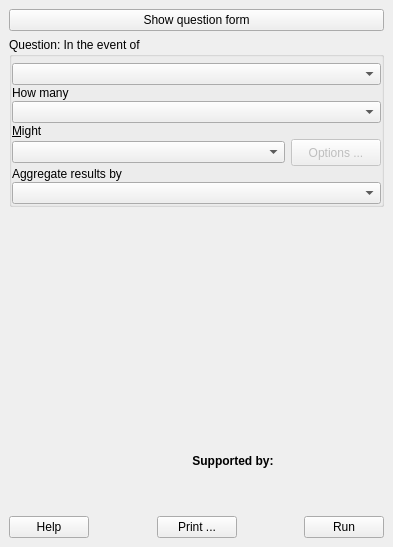
Above: safe_qgis/ui/dock_base.ui from inasafe/inasafe before the change. Below: the same form after it.
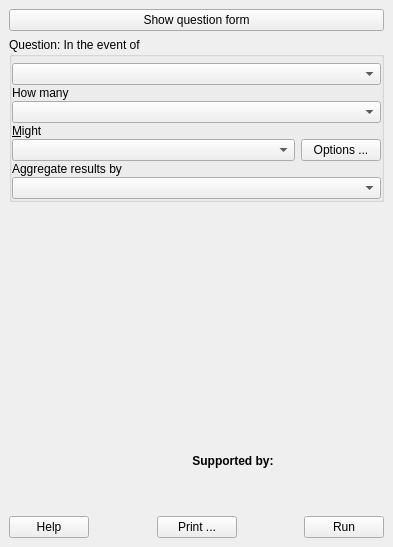
That is the form after the change. Icons and pictures are not drawn. Custom widgets are drawn as their Qt base class.

Commit message: Tweak styling of dock panel. Use push button instead of toolbutton.

Patch:
```diff
--- a/safe_qgis/ui/dock_base.ui
+++ b/safe_qgis/ui/dock_base.ui
@@ -64,48 +64,6 @@
          </property>
         </widget>
        </item>
-       <item row="5" column="1">
-        <widget class="QToolButton" name="toolFunctionOptions">
-         <property name="enabled">
-          <bool>false</bool>
-         </property>
-         <property name="sizePolicy">
-          <sizepolicy hsizetype="Fixed" vsizetype="Fixed">
-           <horstretch>0</horstretch>
-           <verstretch>0</verstretch>
-          </sizepolicy>
-         </property>
-         <property name="minimumSize">
-          <size>
-           <width>90</width>
-           <height>27</height>
-          </size>
-         </property>
-         <property name="maximumSize">
-          <size>
-           <width>16777215</width>
-           <height>27</height>
-          </size>
-         </property>
-         <property name="toolTip">
-          <string>Configure Impact Function Parameter</string>
-         </property>
-         <property name="text">
-          <string>Options ...</string>
-         </property>
-         <property name="icon">
-          <iconset>
-           <normalon>:/plugins/inasafe/edit.png</normalon>
-          </iconset>
-         </property>
-         <property name="iconSize">
-          <size>
-           <width>27</width>
-           <height>27</height>
-          </size>
-         </property>
-        </widget>
-       </item>
        <item row="6" column="0">
         <widget class="QLabel" name="label_2">
          <property name="text">
@@ -136,7 +94,7 @@
        <item row="5" column="0">
         <widget class="QComboBox" name="cboFunction">
          <property name="sizePolicy">
-          <sizepolicy hsizetype="Preferred" vsizetype="Fixed">
+          <sizepolicy hsizetype="Expanding" vsizetype="Fixed">
            <horstretch>0</horstretch>
            <verstretch>0</verstretch>
           </sizepolicy>
@@ -146,6 +104,13 @@
          </property>
         </widget>
        </item>
+       <item row="5" column="1">
+        <widget class="QPushButton" name="toolFunctionOptions">
+         <property name="text">
+          <string>Options ...</string>
+         </property>
+        </widget>
+       </item>
       </layout>
      </widget>
     </item>
```
The commit also changes 2 other files.
